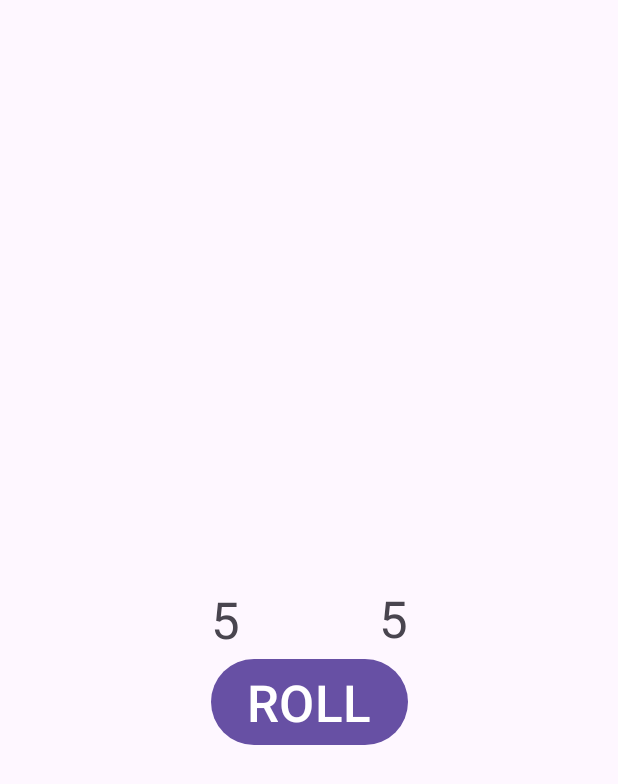
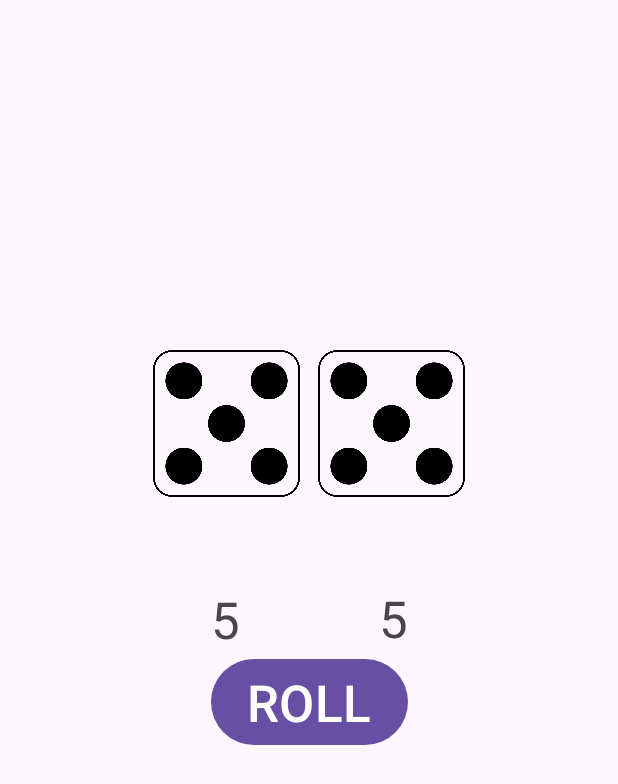
Before and after one commit to sangnguyenthien/dice-roller-app, an Android app: the screen it shows after launch (MainActivity), after a tap on "ROLL", on a phone screen of 412 x 824 dp. Shown: the top 784 px of the screen. Run offline under Robolectric (Android 15) with nearby library versions, the phone set to English and light mode, and no system bars.

Commit message:
Update pictures

```diff
--- a/HelloGnas/app/src/main/java/com/example/hellognas/MainActivity.kt
+++ b/HelloGnas/app/src/main/java/com/example/hellognas/MainActivity.kt
@@ -2,6 +2,7 @@ package com.example.hellognas
 
 import android.os.Bundle
 import android.widget.Button
+import android.widget.ImageView
 import android.widget.TextView
 import androidx.appcompat.app.AppCompatActivity
 
@@ -30,13 +31,48 @@ class MainActivity : AppCompatActivity() {
         val diceRoll = dice.roll()
         val diceRoll2 = dice.roll()
 
-        // Update the screen with the dice roll
+        // Update the screen with the first dice roll
         val resultTextView: TextView = findViewById(R.id.textView)
         resultTextView.text = diceRoll.toString()
 
+        val res = when(diceRoll)
+        {
+            1 -> R.drawable.dice_1_b_svg
+            2 -> R.drawable.dice_2_b_svg
+            3 -> R.drawable.dice_3_b_svg
+            4 -> R.drawable.dice_4_b_svg
+            5 -> R.drawable.dice_5_b_svg
+            6 -> R.drawable.dice_6_b_svg
+            else -> 0
+        }
+
+        val resultImageView: ImageView = findViewById(R.id.imageView)
+        resultImageView.setImageResource(res)
+
+        //
+
+
+        // Update the screen with the second dice roll
+
         val resultTextView2: TextView = findViewById(R.id.textView2)
         resultTextView2.text = diceRoll2.toString()
+
+        val res2 = when(diceRoll2)
+        {
+            1 -> R.drawable.dice_1_b_svg
+            2 -> R.drawable.dice_2_b_svg
+            3 -> R.drawable.dice_3_b_svg
+            4 -> R.drawable.dice_4_b_svg
+            5 -> R.drawable.dice_5_b_svg
+            6 -> R.drawable.dice_6_b_svg
+            else -> 0
+        }
+
+        val resultImageView2: ImageView = findViewById(R.id.imageView2)
+        resultImageView2.setImageResource(res2)
     }
+
+
 }
 
 class Dice(private val numberOfSides: Int) {
--- a/HelloGnas/app/src/main/res/layout/activity_main.xml
+++ b/HelloGnas/app/src/main/res/layout/activity_main.xml
@@ -40,4 +40,27 @@
         app:layout_constraintTop_toTopOf="parent"
         tools:text="1" />
 
+    <ImageView
+        android:id="@+id/imageView"
+        android:layout_width="98dp"
+        android:layout_height="98dp"
+        android:layout_marginTop="233dp"
+        android:layout_marginEnd="110dp"
+        android:contentDescription="@string/imageView"
+        app:layout_constraintEnd_toEndOf="parent"
+        app:layout_constraintStart_toStartOf="parent"
+        app:layout_constraintTop_toTopOf="parent"
+        tools:srcCompat="@drawable/dice_1_b_svg" />
+
+    <ImageView
+        android:id="@+id/imageView2"
+        android:layout_width="98dp"
+        android:layout_height="98dp"
+        android:layout_marginStart="12dp"
+        android:layout_marginTop="233dp"
+        android:contentDescription="@string/imageView2"
+        app:layout_constraintStart_toEndOf="@+id/imageView"
+        app:layout_constraintTop_toTopOf="parent"
+        tools:srcCompat="@drawable/dice_1_b_svg" />
+
 </androidx.constraintlayout.widget.ConstraintLayout>
--- a/HelloGnas/app/src/main/res/values/strings.xml
+++ b/HelloGnas/app/src/main/res/values/strings.xml
@@ -2,4 +2,6 @@
     <string name="app_name">HelloGnas</string>
     <string name="roll">ROLL</string>
     <string name="textView2">1</string>
+    <string name="imageView">TODO</string>
+    <string name="imageView2">TODO</string>
 </resources>
```
Also changed, not shown: HelloGnas/app/src/main/res/drawable/dice_1_b_svg.png (added), HelloGnas/app/src/main/res/drawable/dice_2_b_svg.png (added), HelloGnas/app/src/main/res/drawable/dice_3_b_svg.png (added), HelloGnas/app/src/main/res/drawable/dice_4_b_svg.png (added), HelloGnas/app/src/main/res/drawable/dice_5_b_svg.png (added), HelloGnas/app/src/main/res/drawable/dice_6_b_svg.png (added).
